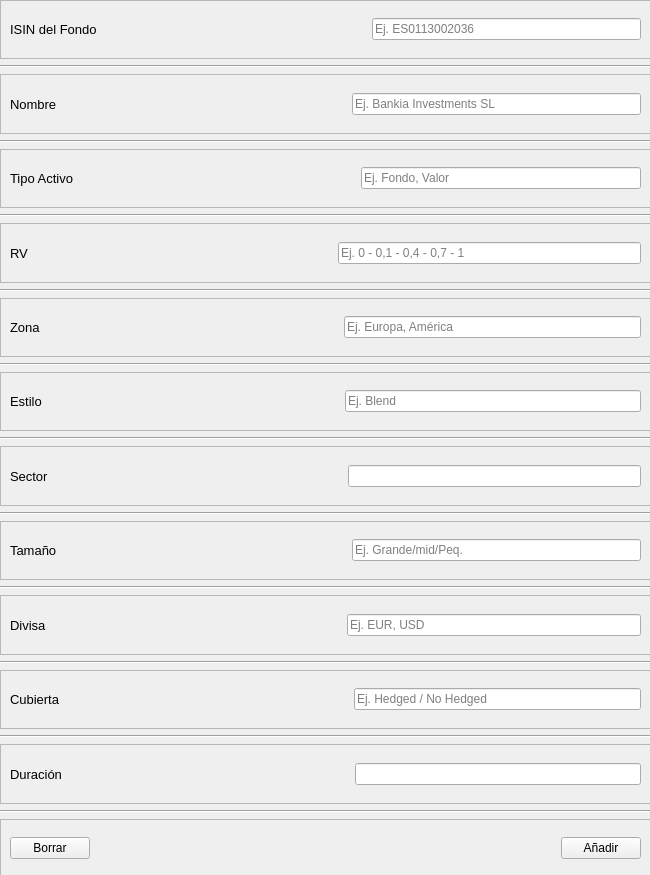
Old version of the form src/GUI/AddISINView.ui in the repository jesusramondovale/IngenicaSTS.
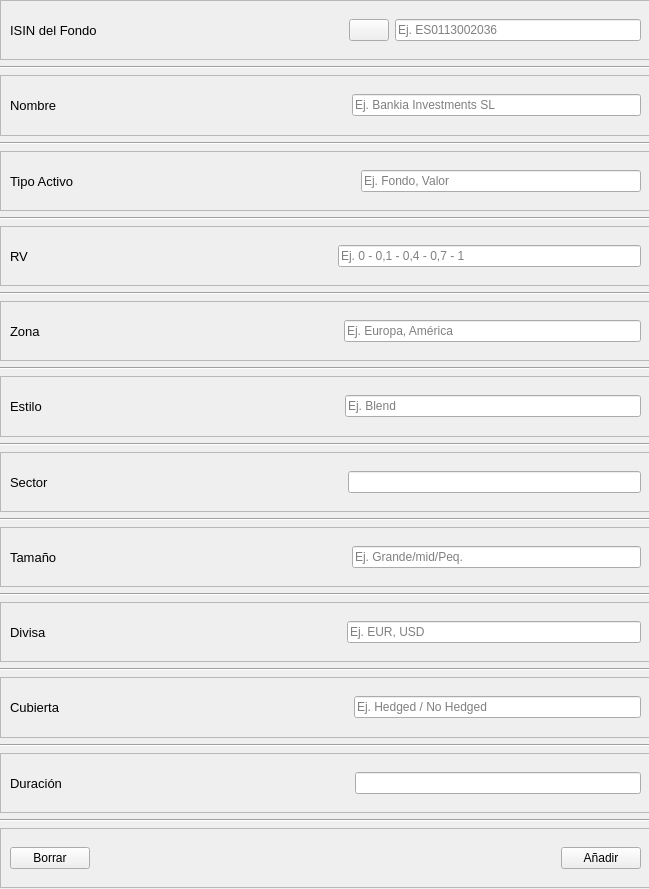
New version of the form. Icons and pictures are not drawn.

Diff of the .ui file:
```diff
--- a/src/GUI/AddISINView.ui
+++ b/src/GUI/AddISINView.ui
@@ -6,8 +6,8 @@
    <rect>
     <x>0</x>
     <y>0</y>
-    <width>650</width>
-    <height>875</height>
+    <width>649</width>
+    <height>889</height>
    </rect>
   </property>
   <property name="windowTitle">
@@ -24,7 +24,7 @@
       <x>0</x>
       <y>0</y>
       <width>651</width>
-      <height>878</height>
+      <height>888</height>
      </rect>
     </property>
     <layout class="QVBoxLayout" name="verticalLayout">
@@ -65,6 +65,17 @@
           </property>
          </spacer>
         </item>
+        <item>
+         <widget class="QPushButton" name="buttonRefresh">
+          <property name="text">
+           <string/>
+          </property>
+          <property name="icon">
+           <iconset>
+            <normaloff>../../../feather/refresh-ccw.svg</normaloff>../../../feather/refresh-ccw.svg</iconset>
+          </property>
+         </widget>
+        </item>
         <item>
          <widget class="QLineEdit" name="tfISIN">
           <property name="placeholderText">
@@ -118,6 +129,9 @@
         </item>
         <item>
          <widget class="QLineEdit" name="tfNombre">
+          <property name="enabled">
+           <bool>true</bool>
+          </property>
           <property name="placeholderText">
            <string>Ej. Bankia Investments SL</string>
           </property>
@@ -271,6 +285,9 @@
         </item>
         <item>
          <widget class="QLineEdit" name="tfZona">
+          <property name="enabled">
+           <bool>true</bool>
+          </property>
           <property name="placeholderText">
            <string>Ej. Europa, América</string>
           </property>
@@ -475,6 +492,9 @@
         </item>
         <item>
          <widget class="QLineEdit" name="tfDivisa">
+          <property name="enabled">
+           <bool>true</bool>
+          </property>
           <property name="placeholderText">
            <string>Ej. EUR, USD</string>
           </property>
```
